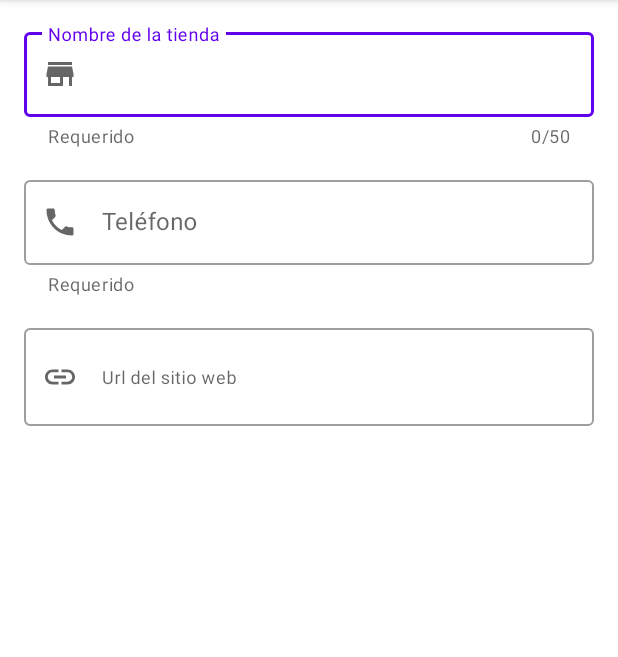
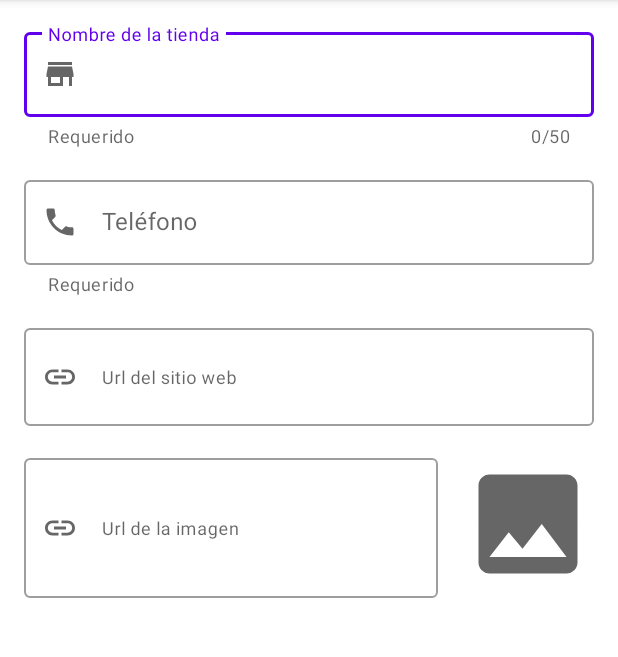
Before and after one commit to ArthurDioses/Stores, an Android app: the fragment EditStoreFragment shown on its own in the app's theme, on a phone screen of 412 x 824 dp, the part 84-741 px from its top. Run offline under Robolectric (Android 15) with nearby library versions, the phone set to English and light mode, and no system bars.

Commit message:
- TextField imageView and preview

```diff
--- /dev/null
+++ b/app/src/main/res/drawable/ic_image.xml
@@ -0,0 +1,10 @@
+<vector xmlns:android="http://schemas.android.com/apk/res/android"
+    android:width="24dp"
+    android:height="24dp"
+    android:viewportWidth="24"
+    android:viewportHeight="24"
+    android:tint="?attr/colorControlNormal">
+  <path
+      android:fillColor="@android:color/white"
+      android:pathData="M21,19V5c0,-1.1 -0.9,-2 -2,-2H5c-1.1,0 -2,0.9 -2,2v14c0,1.1 0.9,2 2,2h14c1.1,0 2,-0.9 2,-2zM8.5,13.5l2.5,3.01L14.5,12l4.5,6H5l3.5,-4.5z"/>
+</vector>
--- a/app/src/main/res/layout/fragment_edit_store.xml
+++ b/app/src/main/res/layout/fragment_edit_store.xml
@@ -66,10 +66,48 @@
                 android:layout_width="match_parent"
                 android:layout_height="wrap_content"
                 android:inputType="textMultiLine"
-                android:maxLength="@integer/line_url_website"
-                android:minLines="@integer/line_url_website"
+                android:maxLength="@integer/lines_url_website"
+                android:minLines="@integer/lines_url_website"
                 android:textAppearance="?attr/textAppearanceCaption"
                 android:textColor="@color/color_link" />
         </com.google.android.material.textfield.TextInputLayout>
+
+        <LinearLayout
+            android:layout_width="match_parent"
+            android:layout_height="wrap_content"
+            android:layout_marginTop="@dimen/common_padding_default"
+            android:gravity="center_vertical"
+            android:orientation="horizontal">
+
+            <com.google.android.material.textfield.TextInputLayout
+                android:id="@+id/tilPhotoUrl"
+                style="@style/Widget.MaterialComponents.TextInputLayout.OutlinedBox"
+                android:layout_width="0dp"
+                android:layout_height="wrap_content"
+                android:layout_weight="1"
+                android:hint="@string/photo_url"
+                app:endIconMode="clear_text"
+                app:startIconDrawable="@drawable/ic_link">
+
+                <com.google.android.material.textfield.TextInputEditText
+                    android:id="@+id/etPhotoUrl"
+                    android:layout_width="match_parent"
+                    android:layout_height="wrap_content"
+                    android:inputType="textMultiLine"
+                    android:maxLines="@integer/lines_url_photo"
+                    android:minLines="@integer/lines_url_photo"
+                    android:textAppearance="?attr/textAppearanceCaption"
+                    android:textColor="@color/color_link" />
+            </com.google.android.material.textfield.TextInputLayout>
+
+            <ImageView
+                android:id="@+id/imgPhoto"
+                android:layout_width="@dimen/photo_size_thumb"
+                android:layout_height="@dimen/photo_size_thumb"
+                android:layout_marginStart="@dimen/common_padding_default"
+                android:contentDescription="@string/description_img_photo"
+                android:src="@drawable/ic_image" />
+
+        </LinearLayout>
     </LinearLayout>
 </androidx.core.widget.NestedScrollView>
--- a/app/src/main/res/values/dimens.xml
+++ b/app/src/main/res/values/dimens.xml
@@ -5,4 +5,5 @@
     <dimen name="common_padding_middle">24dp</dimen>
 
     <dimen name="item_card_height">200dp</dimen>
+    <dimen name="photo_size_thumb">88dp</dimen>
 </resources>
--- a/app/src/main/res/values/integers.xml
+++ b/app/src/main/res/values/integers.xml
@@ -2,5 +2,6 @@
 <resources>
     <integer name="counter_max_name">50</integer>
     <integer name="counter_max_phone">13</integer>
-    <integer name="line_url_website">2</integer>
+    <integer name="lines_url_website">2</integer>
+    <integer name="lines_url_photo">4</integer>
 </resources>
--- a/app/src/main/res/values/strings.xml
+++ b/app/src/main/res/values/strings.xml
@@ -6,4 +6,5 @@
     <string name="helper_required">Requerido</string>
     <string name="hint_phone">Teléfono</string>
     <string name="hint_website">Url del sitio web</string>
+    <string name="photo_url">Url de la imagen</string>
 </resources>
```
